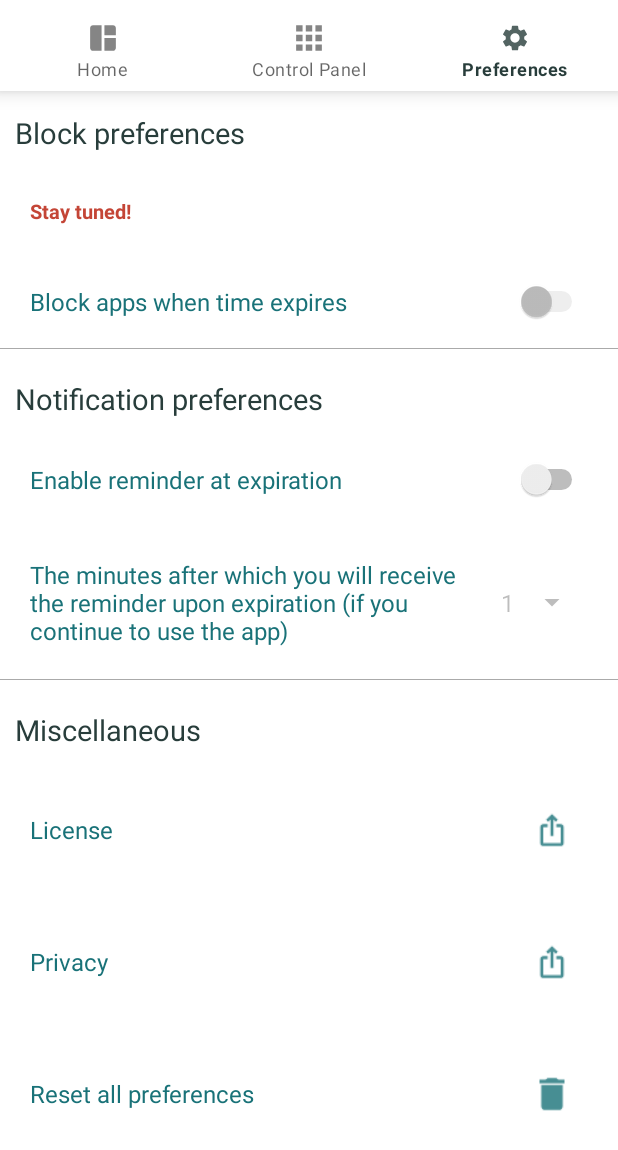
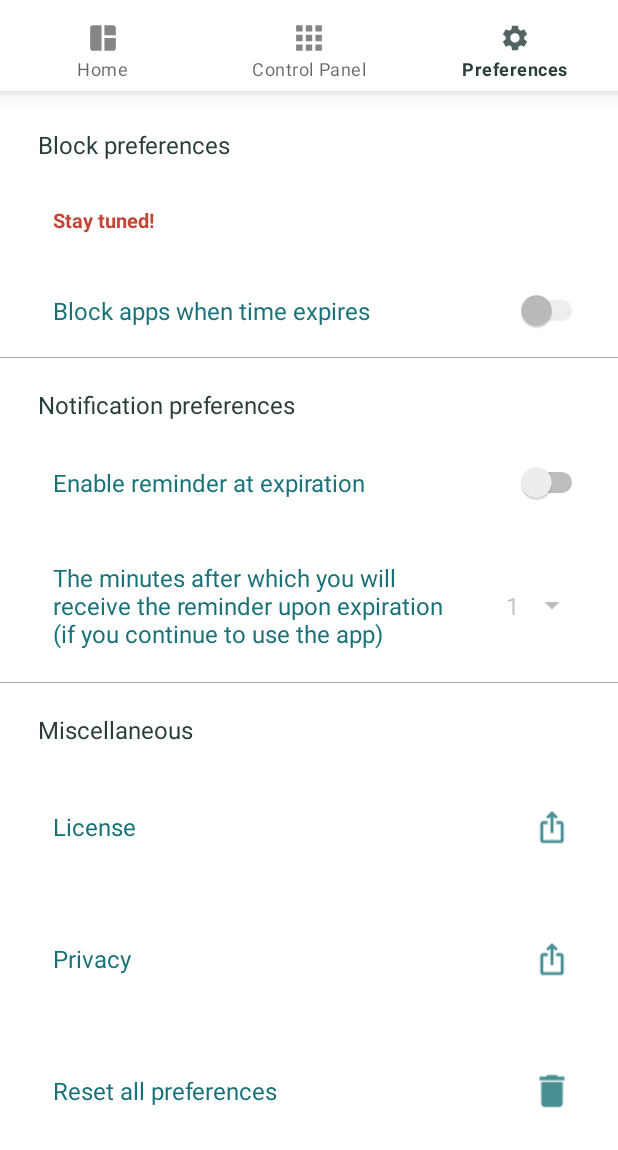
Before and after one commit to carmelolg/save-your-time, an Android app: the PreferencesFragment screen opened through its navigation route, on a phone screen of 412 x 824 dp. Shown: the top 1150 px of the screen. Run offline under Robolectric (Android 15) with nearby library versions, the phone set to English and light mode, and no system bars; our stand-ins replace Dagger/Hilt's generated code, Room's generated code, navigation-ui; libraries missing offline, so code that uses them is left out: com.patrykandpatrick.vico.

Commit message:
- build version - fragment graphics fixed

```diff
--- a/app/build.gradle.kts
+++ b/app/build.gradle.kts
@@ -17,8 +17,8 @@ android {
         applicationId = "it.carmelolagamba.saveyourtime"
         minSdk = 28
         targetSdk = 33
-        versionCode = 17
-        versionName = "1.0.12"
+        versionCode = 18
+        versionName = "1.1.0"
 
         testInstrumentationRunner = "androidx.test.runner.AndroidJUnitRunner"
     }
--- a/app/src/main/res/layout/fragment_preferences.xml
+++ b/app/src/main/res/layout/fragment_preferences.xml
@@ -30,6 +30,8 @@
                     android:layout_width="match_parent"
                     android:layout_height="match_parent"
                     android:weightSum="2"
+                    android:layout_marginLeft="15dp"
+                    android:layout_marginTop="10dp"
                     android:orientation="vertical">
 
                     <TextView
@@ -39,7 +41,7 @@
                         android:padding="10dp"
                         android:text="@string/section_block_app_label"
                         android:textColor="?android:colorPrimary"
-                        android:textSize="@dimen/text_size_medium_low" />
+                        android:textSize="@dimen/text_size_default" />
 
                     <TextView
                         android:layout_width="wrap_content"
@@ -73,6 +75,7 @@
                     android:id="@+id/section_preferences_notification"
                     android:layout_width="match_parent"
                     android:layout_height="match_parent"
+                    android:layout_marginLeft="15dp"
                     android:layout_marginTop="10dp"
                     android:layout_weight="1"
                     android:orientation="vertical">
@@ -84,7 +87,7 @@
                         android:padding="10dp"
                         android:text="@string/section_notification_app_label"
                         android:textColor="?android:colorPrimary"
-                        android:textSize="@dimen/text_size_medium_low" />
+                        android:textSize="@dimen/text_size_default" />
 
                     <Switch
                         android:id="@+id/enable_reminder"
@@ -132,6 +135,7 @@
                     android:id="@+id/section_disclaimer"
                     android:layout_width="match_parent"
                     android:layout_height="match_parent"
+                    android:layout_marginLeft="15dp"
                     android:layout_marginTop="10dp"
                     android:layout_weight="1"
                     android:orientation="vertical">
@@ -143,7 +147,7 @@
                         android:padding="10dp"
                         android:text="@string/section_disclaimer_label"
                         android:textColor="?android:colorPrimary"
-                        android:textSize="@dimen/text_size_medium_low" />
+                        android:textSize="@dimen/text_size_default" />
 
                     <LinearLayout
                         android:id="@+id/license_layout"
```
